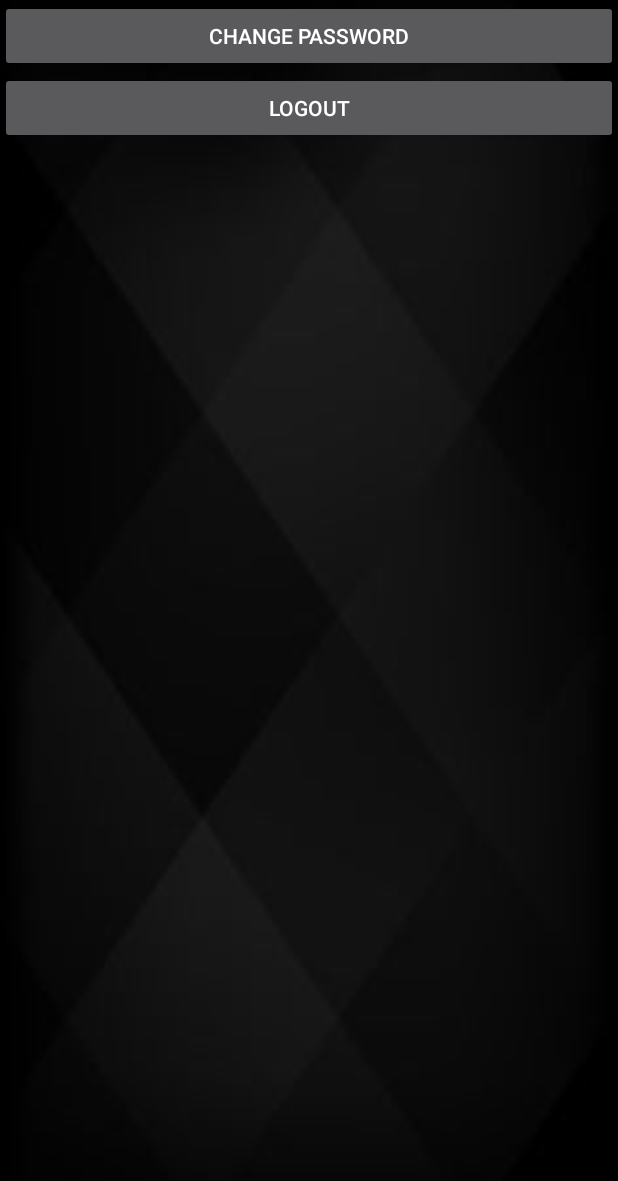
After one commit to devil-r/RURAL-TRAVELLER, an Android app: the layout activity_myaccount_setting.xml on its own in the app's theme, with its tools: preview values and no code run, on a phone screen of 412 x 824 dp. The commit adds this screen. Shown: the top 1181 px of the screen. Run offline under Robolectric (Android 15) with nearby library versions, the phone set to English and light mode, and no system bars.

Commit message:
updated xml of settings in my account page

```diff
--- /dev/null
+++ b/my app/app/src/main/res/layout/activity_myaccount_setting.xml
@@ -0,0 +1,28 @@
+<?xml version="1.0" encoding="utf-8"?>
+<android.support.constraint.ConstraintLayout
+    xmlns:android="http://schemas.android.com/apk/res/android" android:layout_width="match_parent"
+    xmlns:app="http://schemas.android.com/apk/res-auto"
+    xmlns:tools="http://schemas.android.com/tools"
+    android:layout_height="match_parent"
+    tools:context=".Home"
+    android:background="@drawable/dark">
+
+    <LinearLayout
+        android:layout_width="match_parent"
+        android:layout_height="match_parent"
+        android:orientation="vertical">
+
+
+        <Button
+            android:id="@+id/settings_changepassword"
+            android:layout_width="match_parent"
+            android:layout_height="wrap_content"
+            android:text="@string/change_password" />
+        <Button
+            android:id="@+id/settings_logout"
+            android:layout_width="match_parent"
+            android:layout_height="wrap_content"
+            android:text="@string/logout" />
+    </LinearLayout>
+
+</android.support.constraint.ConstraintLayout>
--- a/my app/app/src/main/res/values/strings.xml
+++ b/my app/app/src/main/res/values/strings.xml
@@ -25,4 +25,6 @@
     <string name="title_activity_display_message2">DisplayMessageActivity2</string>
     <string name="title_activity_home">Home</string>
     <string name="title_activity_userdash">userdash</string>
+    <string name="change_password">Change password</string>
+    <string name="logout">Logout</string>
 </resources>
```
